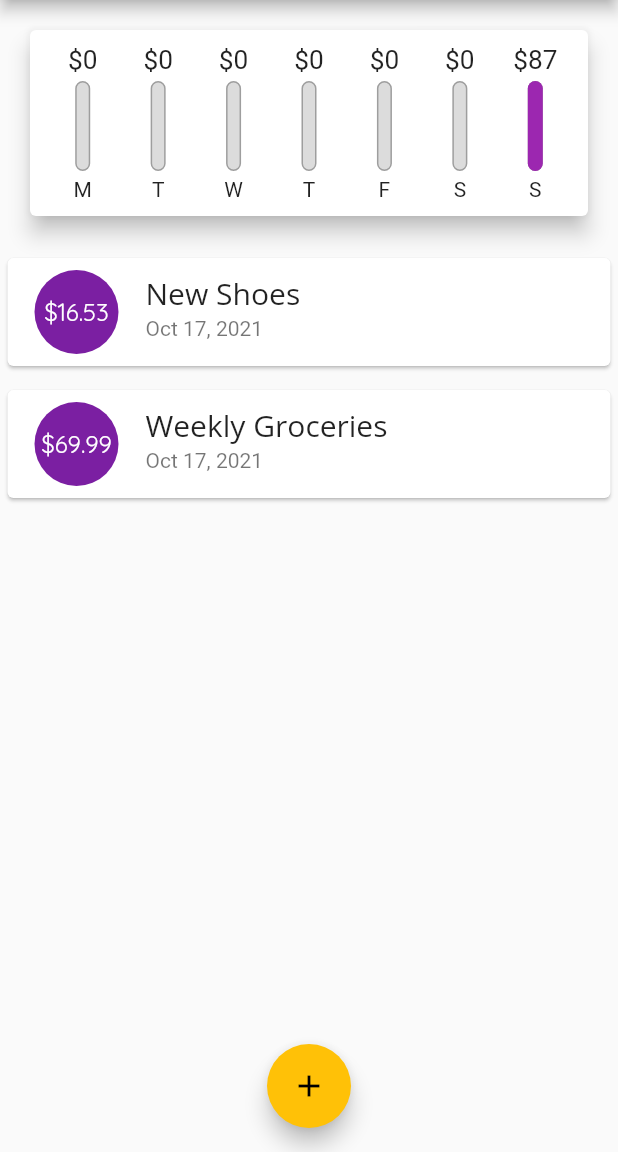
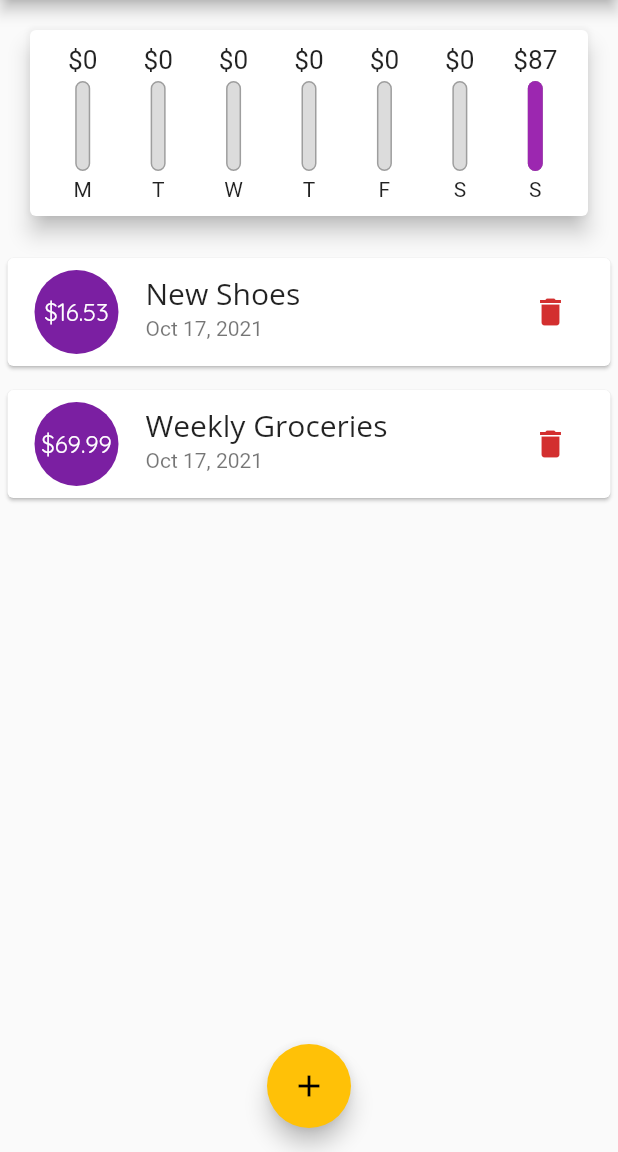
Before and after one commit to mohamednaga7/personal-expenses-app, a Flutter app: the screen it shows after launch, on a phone screen of 412 x 824 dp, the part 84-1236 px from its top. Run offline on Flutter 3.47's test engine with Material 2 defaults, Android fonts, the phone set to English and light mode, and no system bars.

Commit message:
finished app with no persistence and some responsiveness issues

```diff
--- a/lib/main.dart
+++ b/lib/main.dart
@@ -58,12 +58,12 @@ class _MyHomePageState extends State<MyHomePage> {
     }).toList();
   }
 
-  void _addNewTransaction(String title, double amount) {
+  void _addNewTransaction(String title, double amount, DateTime selectedDate) {
     final newTX = Transaction(
         id: DateTime.now().toString(),
         title: title,
         amount: amount,
-        date: DateTime.now());
+        date: selectedDate);
     setState(() {
       _userTransactions.add(newTX);
     });
@@ -77,6 +77,12 @@ class _MyHomePageState extends State<MyHomePage> {
               onTap: () {},
               child: NewTransaction(addTransaction: _addNewTransaction));
         });
+  }
+
+  void _deleteTransaction(String id) {
+    setState(() {
+      _userTransactions.removeWhere((element) => element.id == id);
+    });
   }
 
   @override
@@ -95,7 +101,10 @@ class _MyHomePageState extends State<MyHomePage> {
           crossAxisAlignment: CrossAxisAlignment.stretch,
           children: [
             Chart(recentTransactions: _recentTransactions),
-            TransactionList(userTransactions: _userTransactions)
+            TransactionList(
+              userTransactions: _userTransactions,
+              deleteTransaction: _deleteTransaction,
+            )
           ],
         ),
       ),
--- a/lib/widgets/transaction_list.dart
+++ b/lib/widgets/transaction_list.dart
@@ -2,18 +2,19 @@ import 'package:flutter/material.dart';
 import 'package:intl/intl.dart';
 
 import '../models/transaction.dart';
-import '../widgets/transaction_item.dart';
 
 class TransactionList extends StatelessWidget {
+  final Function deleteTransaction;
   final List<Transaction> userTransactions;
-  const TransactionList({
-    Key? key,
-    required this.userTransactions,
-  }) : super(key: key);
+  const TransactionList(
+      {Key? key,
+      required this.userTransactions,
+      required this.deleteTransaction})
+      : super(key: key);
   @override
   Widget build(BuildContext context) {
     return Container(
-      height: 300,
+      height: 450,
       child: userTransactions.isEmpty
           ? Column(
               children: [
@@ -53,6 +54,13 @@ class TransactionList extends StatelessWidget {
                       style: Theme.of(context).textTheme.headline6,
                     ),
                     subtitle: Text(DateFormat.yMMMd().format(tx.date)),
+                    trailing: IconButton(
+                      onPressed: () {
+                        deleteTransaction(tx.id);
+                      },
+                      color: Theme.of(context).errorColor,
+                      icon: const Icon(Icons.delete),
+                    ),
                   ),
                 );
               },
```
Also changed, not shown: lib/widgets/new_transaction.dart (+48 -10 lines), lib/widgets/transaction_item.dart (deleted, +0 -45 lines).
